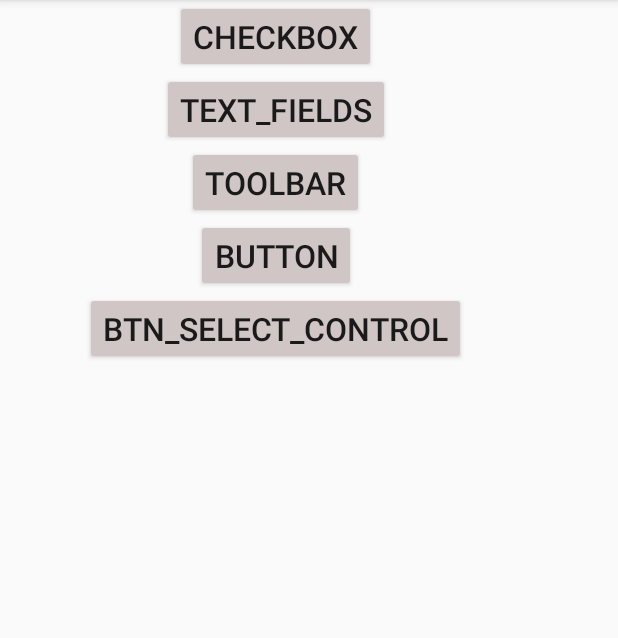
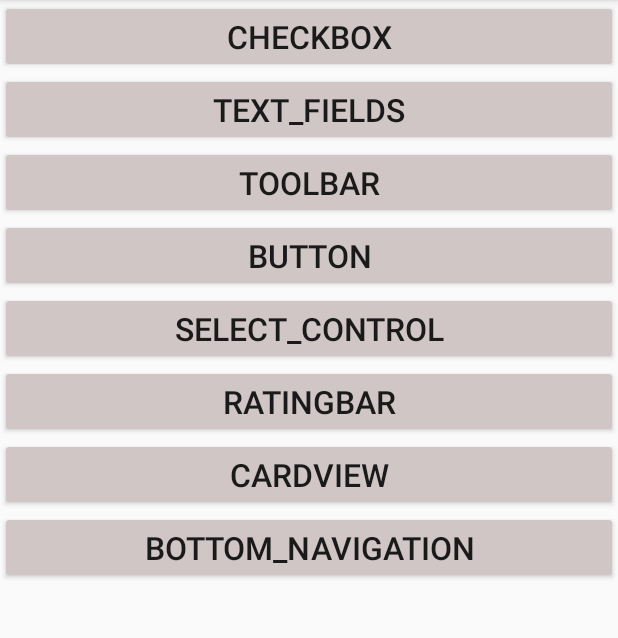
Before and after one commit to minminaya/MaterialDesignLearning, an Android app: the screen it shows after launch (MainActivity), on a phone screen of 412 x 824 dp, the part 84-722 px from its top. Run offline under Robolectric (Android 15) with nearby library versions, the phone set to English and light mode, and no system bars; our stand-ins replace ButterKnife; libraries missing offline, so code that uses them is left out: com.blankj.utilcode; 1 statement that could not run was skipped.

Commit message:
添加bottom navigation，就是调色有点.....hhahahaah

```diff
--- a/app/src/main/AndroidManifest.xml
+++ b/app/src/main/AndroidManifest.xml
@@ -32,7 +32,10 @@
             android:name=".toolbar.ToolBarActivity"
             android:theme="@style/Theme.AppCompat.Light.NoActionBar" />
         <activity android:name=".button.ButtonActivity" />
-        <activity android:name=".selection_control.SelectControlActivity"></activity>
+        <activity android:name=".selection_control.SelectControlActivity" />
+        <activity android:name=".RatingBarActivity.RatingActivity" />
+        <activity android:name=".cardview.CardViewActivity" />
+        <activity android:name=".bottom_navigation.BottomNavigationActivity"></activity>
     </application>
 
 </manifest>
--- a/app/src/main/res/layout/activity_main.xml
+++ b/app/src/main/res/layout/activity_main.xml
@@ -7,27 +7,26 @@
     tools:context="com.minminaya.materialdesigndemo.MainActivity">
 
     <ScrollView
-        android:layout_width="368dp"
-        android:layout_height="wrap_content"
-        tools:layout_editor_absoluteX="8dp"
-        tools:layout_editor_absoluteY="0dp">
+        android:layout_width="match_parent"
+        android:layout_height="wrap_content">
 
         <LinearLayout
             android:layout_width="match_parent"
-            android:orientation="vertical"
             android:layout_height="wrap_content"
-            android:gravity="center">
+            android:gravity="center"
+            android:orientation="vertical">
 
             <Button
                 android:id="@+id/btn_checkBox"
-                android:layout_width="wrap_content"
+                android:layout_width="match_parent"
                 android:layout_height="wrap_content"
                 android:text="CheckBox"
                 android:textSize="21sp"
                 android:theme="@style/MainActivityButton" />
+
             <Button
                 android:id="@+id/btn_text_fields"
-                android:layout_width="wrap_content"
+                android:layout_width="match_parent"
                 android:layout_height="wrap_content"
                 android:text="text_fields"
                 android:textSize="21sp"
@@ -35,23 +34,49 @@
 
             <Button
                 android:id="@+id/btn_toolbar"
-                android:layout_width="wrap_content"
+                android:layout_width="match_parent"
                 android:layout_height="wrap_content"
                 android:text="toolbar"
                 android:textSize="21sp"
                 android:theme="@style/MainActivityButton" />
+
             <Button
                 android:id="@+id/btn_button"
-                android:layout_width="wrap_content"
+                android:layout_width="match_parent"
                 android:layout_height="wrap_content"
                 android:text="button"
                 android:textSize="21sp"
                 android:theme="@style/MainActivityButton" />
+
             <Button
                 android:id="@+id/btn_select_control"
-                android:layout_width="wrap_content"
+                android:layout_width="match_parent"
                 android:layout_height="wrap_content"
-                android:text="btn_select_control"
+                android:text="select_control"
+                android:textSize="21sp"
+                android:theme="@style/MainActivityButton" />
+
+            <Button
+                android:id="@+id/btn_ratingBar"
+                android:layout_width="match_parent"
+                android:layout_height="wrap_content"
+                android:text="ratingBar"
+                android:textSize="21sp"
+                android:theme="@style/MainActivityButton" />
+
+            <Button
+                android:id="@+id/btn_cardView"
+                android:layout_width="match_parent"
+                android:layout_height="wrap_content"
+                android:text="cardView"
+                android:textSize="21sp"
+                android:theme="@style/MainActivityButton" />
+
+            <Button
+                android:id="@+id/btn_bottom_navigation"
+                android:layout_width="match_parent"
+                android:layout_height="wrap_content"
+                android:text="bottom_navigation"
                 android:textSize="21sp"
                 android:theme="@style/MainActivityButton" />
         </LinearLayout>
--- a/app/src/main/res/values/styles.xml
+++ b/app/src/main/res/values/styles.xml
@@ -85,4 +85,9 @@
         <item name="colorControlActivated">@color/pink</item>
         <item name="android:colorForeground">@color/grey</item>
     </style>
+    <style name="MyCardView" parent="CardView">
+        <item name="elevation">10dp</item>
+        <item name="cardCornerRadius">15dp</item>
+        <item name="cardBackgroundColor">@color/grey</item>
+    </style>
 </resources>
```
Also changed, not shown: app/src/main/java/com/minminaya/materialdesigndemo/MainActivity.java (+13 -1 lines), app/src/main/java/com/minminaya/materialdesigndemo/RatingBarActivity/RatingActivity.java (added, +33 -0 lines), app/src/main/java/com/minminaya/materialdesigndemo/bottom_navigation/BottomNavigationActivity.java (added, +45 -0 lines), app/src/main/java/com/minminaya/materialdesigndemo/cardview/CardViewActivity.java (added, +15 -0 lines), app/src/main/java/com/minminaya/materialdesigndemo/selection_control/SelectControlActivity.java (+19 -1 lines), app/src/main/res/drawable/navigation_bar_item_bg.xml (added, +13 -0 lines), app/src/main/res/layout/activity_bottom_navigation.xml (added, +25 -0 lines), app/src/main/res/layout/activity_card_view.xml (added, +41 -0 lines), app/src/main/res/layout/activity_rating.xml (added, +17 -0 lines), app/src/main/res/menu/bottom_navigation_item.xml (added, +19 -0 lines).
